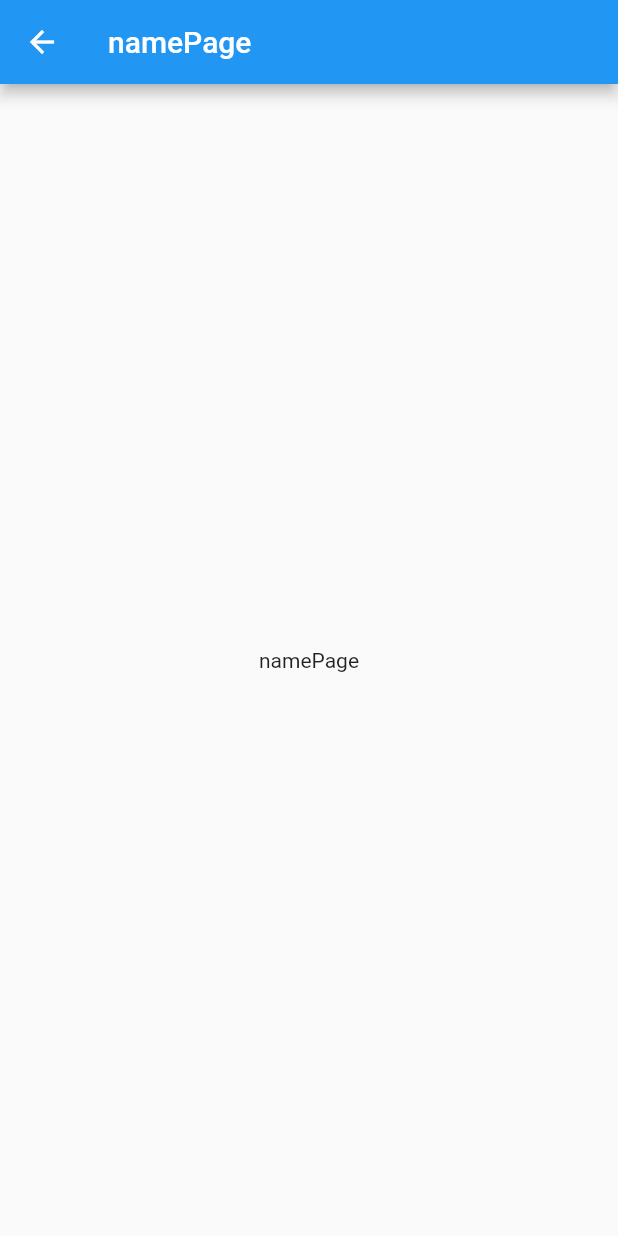
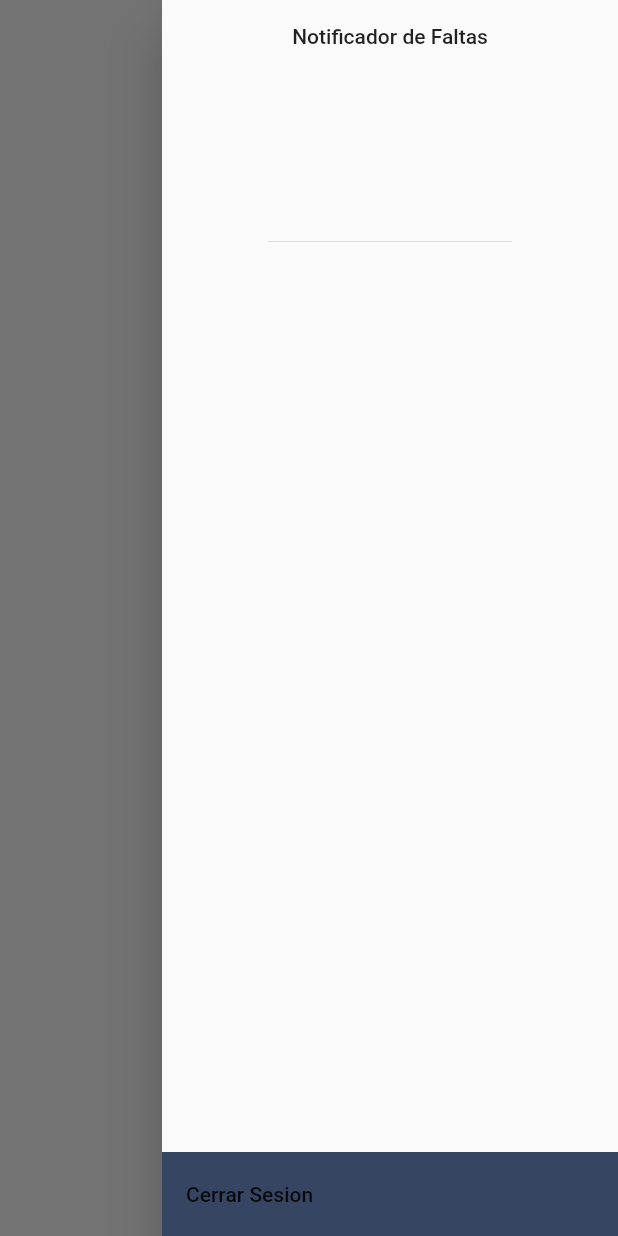
Before and after one commit to Julian-Alcaraz/schollinorder, a Flutter app: the CargarFaltasPage screen opened by its route, with the side drawer open (before the commit the screen has no drawer), on a phone screen of 412 x 824 dp. Run offline on Flutter 3.47's test engine with Material 2 defaults, Android fonts, the phone set to English and light mode, and no system bars.

Commit message:
empezando con el notificar falta

```diff
--- a/lib/src/pages/profesor/notificarFaltas.dart
+++ b/lib/src/pages/profesor/notificarFaltas.dart
@@ -1,15 +1,24 @@
 import 'package:flutter/material.dart';
 
 class CargarFaltasPage extends StatelessWidget {
+  final GlobalKey<ScaffoldState> _scaffoldKey = new GlobalKey<ScaffoldState>();
   @override
   Widget build(BuildContext context) {
     return Scaffold(
-      appBar: AppBar(
-        title: Text('namePage'),
-      ),
-      body: Center(
-        child: Text('namePage'),
-      ),
+     key: _scaffoldKey,
+      endDrawer: Drawer(
+          child: Column(
+        children: [
+          DrawerHeader(child: Text("Notificador de Faltas")),
+          Spacer(),
+          ListTile(
+            tileColor: Color(0xFF364562),
+            title: Text("Cerrar Sesion"),
+            onTap: () {},
+          ),
+        ],
+      )),
+
     );
   }
 }
```
